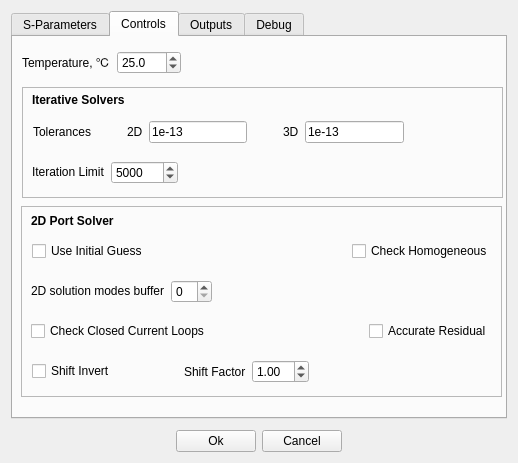
Above: src/OpenParEMg/SimulateOptions.ui from OpenParEM/OpenParEM before the change. Below: the same form after it.
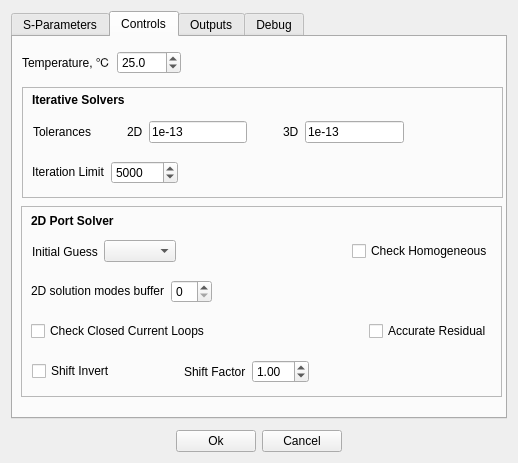
That is the form after the change. Custom widgets are drawn as their Qt base class.

The edit to the form file:
```diff
--- a/src/OpenParEMg/SimulateOptions.ui
+++ b/src/OpenParEMg/SimulateOptions.ui
@@ -709,15 +709,38 @@
         </property>
         <layout class="QHBoxLayout" name="horizontalLayout_10">
          <item>
-          <widget class="QCheckBox" name="useInitialGuess">
+          <widget class="QLabel" name="label_14">
            <property name="toolTip">
             <string>&lt;html&gt;&lt;head/&gt;&lt;body&gt;&lt;p&gt;Use the current eigenvalue solution as the initial guess in the following iteration.&lt;/p&gt;&lt;/body&gt;&lt;/html&gt;</string>
            </property>
            <property name="text">
-            <string>Use Initial Guess</string>
+            <string>Initial Guess</string>
            </property>
           </widget>
          </item>
+         <item>
+          <widget class="QComboBox" name="levelComboBox">
+           <property name="sizePolicy">
+            <sizepolicy hsizetype="Fixed" vsizetype="Fixed">
+             <horstretch>0</horstretch>
+             <verstretch>0</verstretch>
+            </sizepolicy>
+           </property>
+          </widget>
+         </item>
+         <item>
+          <spacer name="horizontalSpacer_30">
+           <property name="orientation">
+            <enum>Qt::Orientation::Horizontal</enum>
+           </property>
+           <property name="sizeHint" stdset="0">
+            <size>
+             <width>40</width>
+             <height>20</height>
+            </size>
+           </property>
+          </spacer>
+         </item>
          <item alignment="Qt::AlignmentFlag::AlignRight">
           <widget class="QCheckBox" name="checkHomogeneous">
            <property name="toolTip">
```
Left out of the diff: 2 changed lines with no effect on the pictures.
